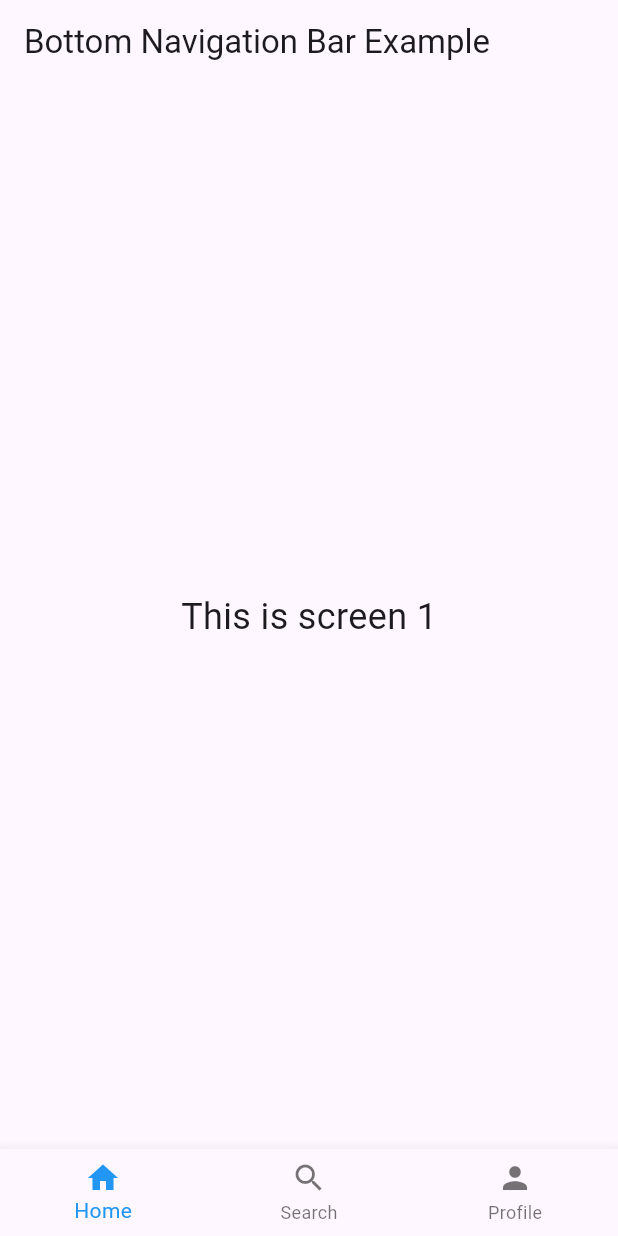
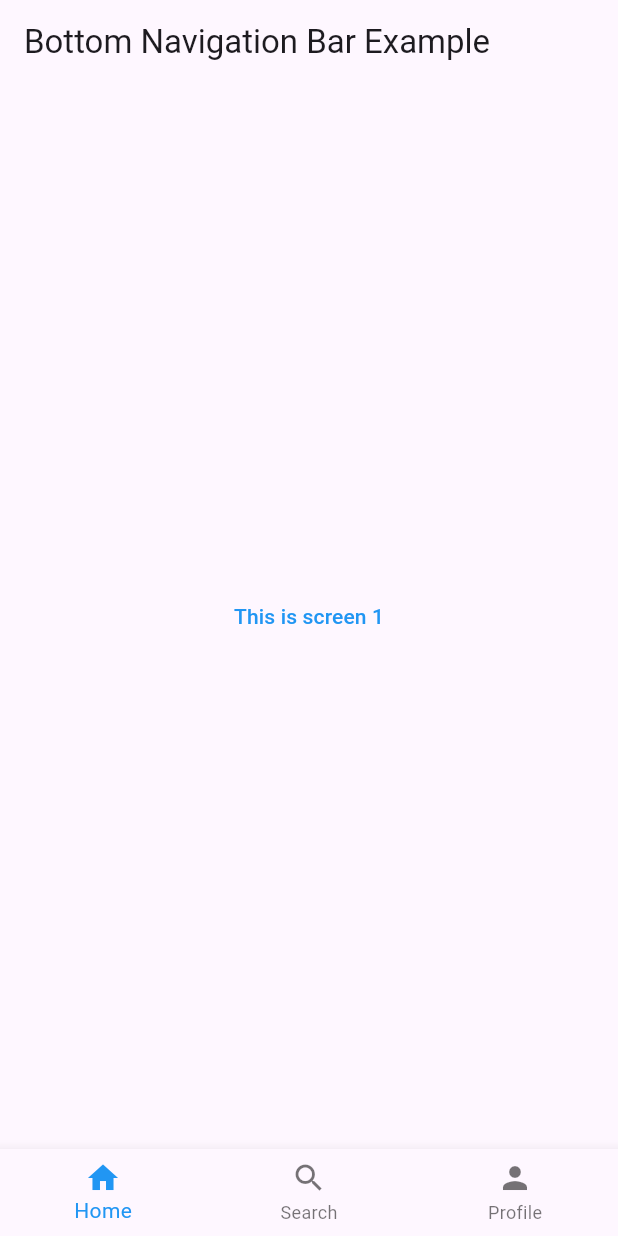
Before and after one commit to meliselmanhaskaj/MyGarden, a Flutter app: the screen it shows after launch, on a phone screen of 412 x 824 dp. Run offline on Flutter 3.47's test engine with Material 3 defaults, Android fonts, the phone set to English and light mode, and no system bars.

Commit message:
added plant screen and initialized plant widget

```diff
--- a/lib/main.dart
+++ b/lib/main.dart
@@ -1,3 +1,5 @@
+import 'package:address_24/models/plant.dart';
+import 'package:address_24/screens/my_plant.dart';
 import 'package:flutter/material.dart';
 
 void main() {
@@ -31,6 +33,12 @@ class _MyHomePageState extends State<MyHomePage> {
     });
   }
 
+  final myPlant = Plant(
+    common_name: 'pomodoro',
+    watering_frequency: 'High',
+    estimated_growing_days: 20,
+    propriety: 'edible');
+
   @override
   Widget build(BuildContext context) {
     return Scaffold(
@@ -38,11 +46,25 @@ class _MyHomePageState extends State<MyHomePage> {
         title: Text('Bottom Navigation Bar Example'),
       ),
       body: Center(
-        child: Text(
-          'This is screen ${_selectedIndex + 1}',
-          style: TextStyle(fontSize: 24.0),
+        child: TextButton(
+          style: TextButton.styleFrom(
+            foregroundColor: Colors.blue
+          ),
+          onPressed: () {
+            Navigator.of(context).push(MaterialPageRoute(
+               builder: (context) {
+                 return MyPlant(plant: myPlant);
+               }
+             ));
+          },
+          child: Text('This is screen ${_selectedIndex + 1}'),
         ),
       ),
+      // Navigator.of(context).push(MaterialPageRoute(
+      //         builder: (context) {
+      //           return PersonScreen(p: p);
+      //         }
+      //       ));
       bottomNavigationBar: BottomNavigationBar(
         items: const <BottomNavigationBarItem>[
           BottomNavigationBarItem(
--- /dev/null
+++ b/lib/models/plant.dart
@@ -0,0 +1,16 @@
+import 'dart:convert';
+
+class Plant {
+  Plant({
+    required this.common_name,
+    required this.watering_frequency,
+    required this.estimated_growing_days,
+    required this.propriety
+  });
+
+  final String common_name;
+  final String watering_frequency;
+  final int estimated_growing_days;
+  final String propriety;
+
+}
```
Also changed, not shown: lib/screens/my_plant.dart (added, +27 -0 lines), lib/widgets/my_plant_widget.dart (added, +24 -0 lines).
